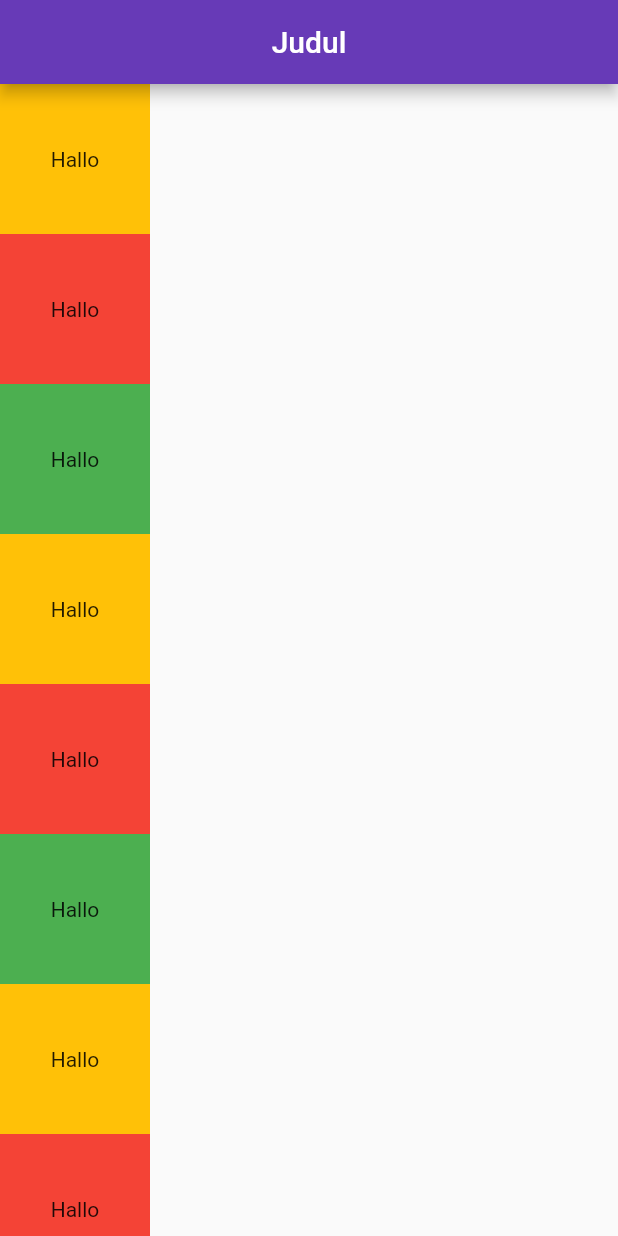
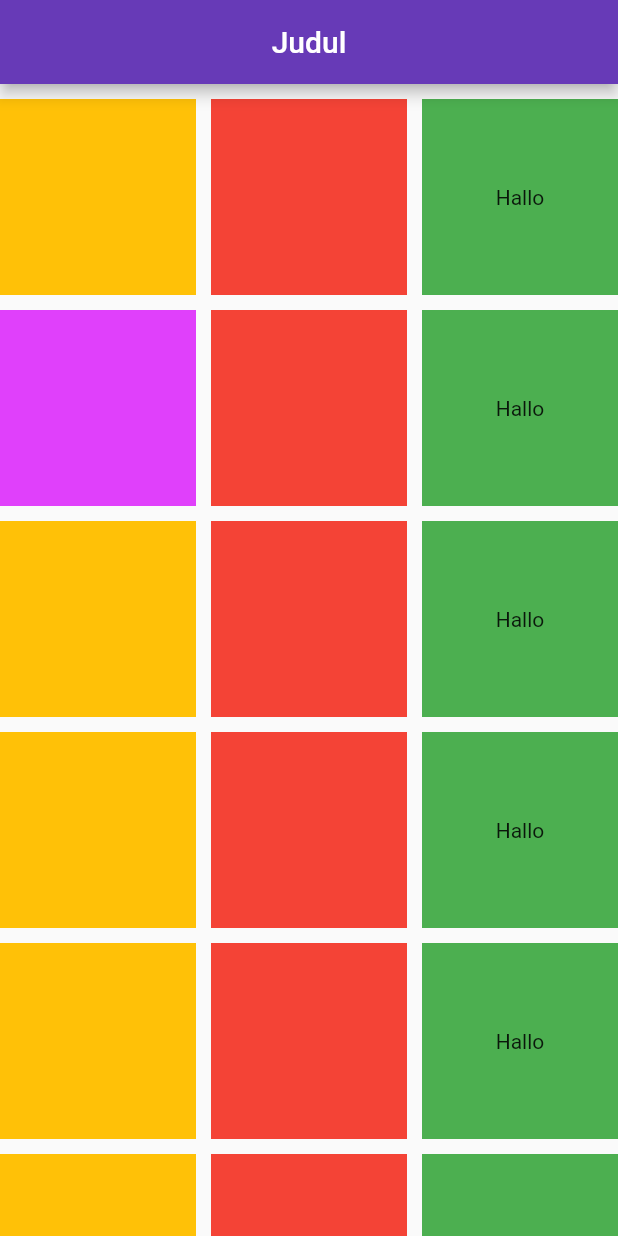
Before and after one commit to moohat/flutterbasic, a Flutter app: the screen it shows after launch, on a phone screen of 412 x 824 dp. Run offline on Flutter 3.47's test engine with Material 2 defaults, Android fonts, the phone set to English and light mode, and no system bars.

Commit message:
invisble widget - Gridview

```diff
--- a/lib/main.dart
+++ b/lib/main.dart
@@ -14,23 +14,40 @@ class MyApp extends StatelessWidget {
           centerTitle: true,
           backgroundColor: Colors.deepPurple,
         ),
-        body: SingleChildScrollView(
-          child: Column(
+        body: GridView(
+          gridDelegate: SliverGridDelegateWithFixedCrossAxisCount(
+              crossAxisCount: 3, crossAxisSpacing: 10, mainAxisSpacing: 10),
+          padding: EdgeInsets.only(top: 10),
+          // mainAxisAlignment: MainAxisAlignment.center,
+          // crossAxisAlignment: CrossAxisAlignment.center,
           children: [
+            Container(
+              width: 200,
+              height: 200,
+              color: Colors.amber,
+            ),
             Container(
               width: 100,
               height: 100,
-                  color: Colors.amber,
+              color: Colors.red,
+            ),
+            Container(
+                width: 100,
+                height: 100,
+                color: Colors.green,
                 child: Center(
                   child: Text("Hallo"),
                 )),
             Container(
               width: 100,
               height: 100,
+              color: Colors.purpleAccent,
+            ),
+            Container(
+              width: 100,
+              height: 100,
               color: Colors.red,
-                  child: Center(
-                    child: Text("Hallo"),
-                  )),
+            ),
             Container(
                 width: 100,
                 height: 100,
@@ -42,16 +59,12 @@ class MyApp extends StatelessWidget {
               width: 100,
               height: 100,
               color: Colors.amber,
-                  child: Center(
-                    child: Text("Hallo"),
-                  )),
+            ),
             Container(
               width: 100,
               height: 100,
               color: Colors.red,
-                  child: Center(
-                    child: Text("Hallo"),
-                  )),
+            ),
             Container(
                 width: 100,
                 height: 100,
@@ -63,16 +76,12 @@ class MyApp extends StatelessWidget {
               width: 100,
               height: 100,
               color: Colors.amber,
-                  child: Center(
-                    child: Text("Hallo"),
-                  )),
+            ),
             Container(
               width: 100,
               height: 100,
               color: Colors.red,
-                  child: Center(
-                    child: Text("Hallo"),
-                  )),
+            ),
             Container(
                 width: 100,
                 height: 100,
@@ -84,16 +93,46 @@ class MyApp extends StatelessWidget {
               width: 100,
               height: 100,
               color: Colors.amber,
+            ),
+            Container(
+              width: 100,
+              height: 100,
+              color: Colors.red,
+            ),
+            Container(
+                width: 100,
+                height: 100,
+                color: Colors.green,
                 child: Center(
                   child: Text("Hallo"),
                 )),
             Container(
               width: 100,
               height: 100,
+              color: Colors.amber,
+            ),
+            Container(
+              width: 100,
+              height: 100,
               color: Colors.red,
+            ),
+            Container(
+                width: 100,
+                height: 100,
+                color: Colors.green,
                 child: Center(
                   child: Text("Hallo"),
                 )),
+            Container(
+              width: 100,
+              height: 100,
+              color: Colors.amber,
+            ),
+            Container(
+              width: 100,
+              height: 100,
+              color: Colors.red,
+            ),
             Container(
                 width: 100,
                 height: 100,
@@ -102,7 +141,7 @@ class MyApp extends StatelessWidget {
                   child: Text("Hallo"),
                 )),
           ],
-          ),
+          // ),
         ),
       ),
     );
```
Lines whose indentation alone changed are shown as unchanged.
